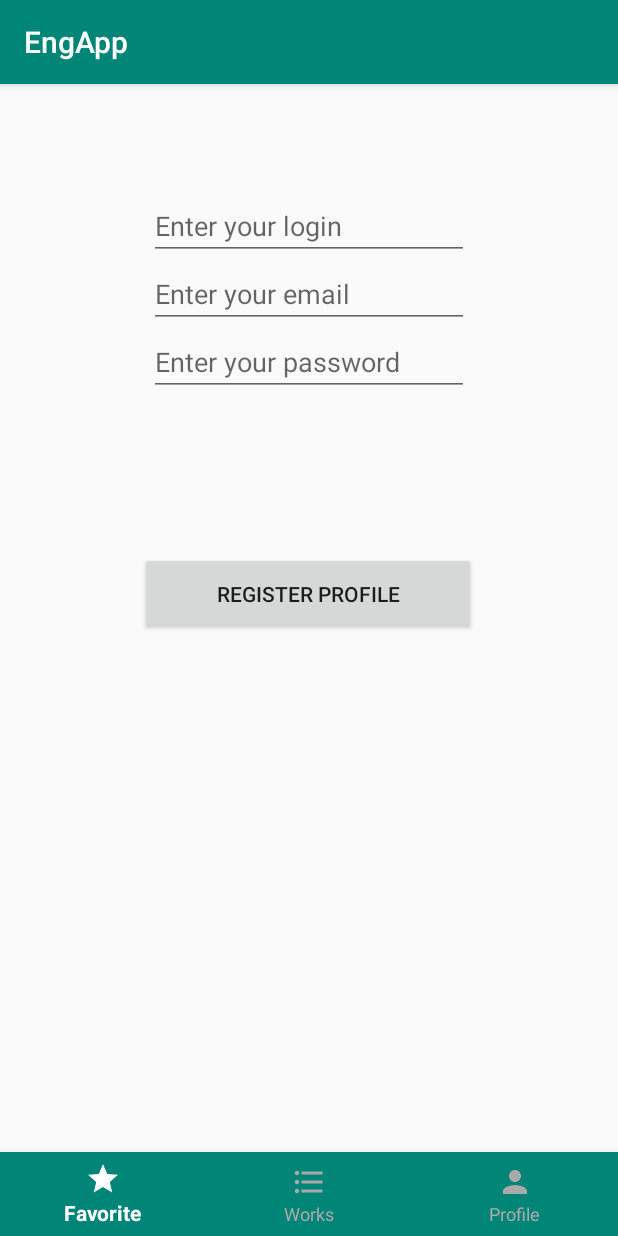
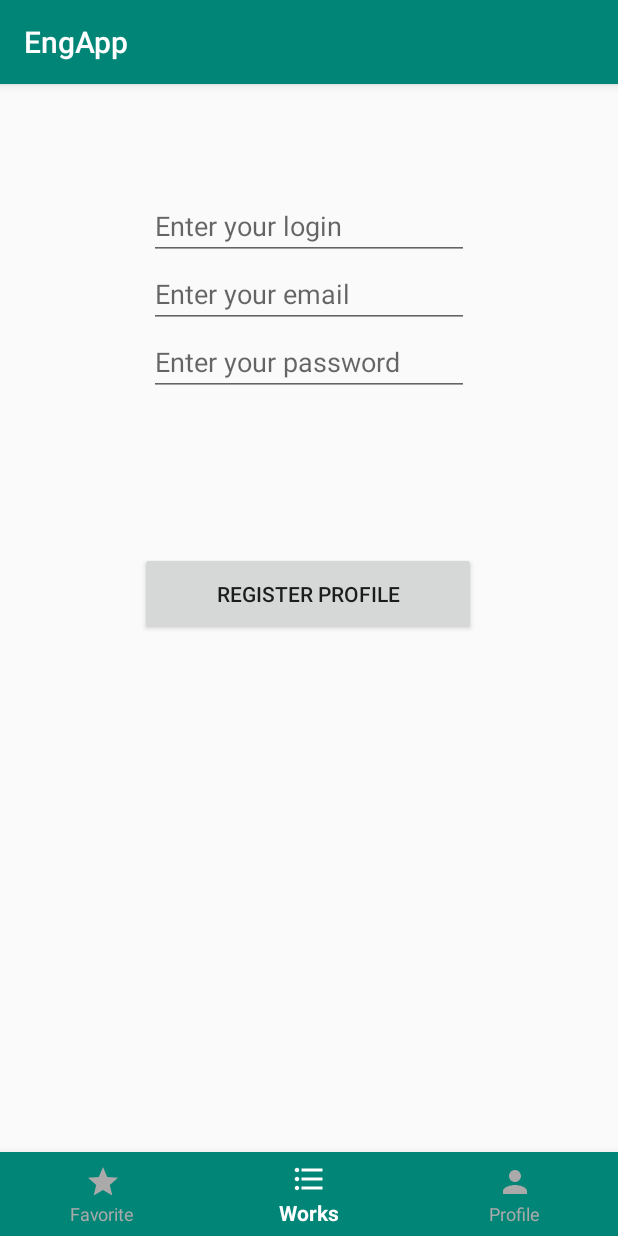
Before and after one commit to Maksim2355/EnglAppKotlin, an Android app: the AddProfileFragment screen opened through its navigation route, on a phone screen of 412 x 824 dp. Run offline under Robolectric (Android 15) with nearby library versions, the phone set to English and light mode, and no system bars; our stand-ins replace Room's generated code.

```diff
--- a/app/src/main/java/com/example/engapp/ListId.kt
+++ b/app/src/main/java/com/example/engapp/ListId.kt
@@ -33,4 +33,7 @@ class ListId(var data: String) {
     fun getList(): List<Int> {
         return listMu.toList()
     }
+    fun elemInList(item: Int) : Boolean {
+        return listMu.contains(item)
+    }
 }
--- a/app/src/main/java/com/example/engapp/MainActivity.kt
+++ b/app/src/main/java/com/example/engapp/MainActivity.kt
@@ -18,6 +18,7 @@ class MainActivity : AppCompatActivity() {
             Navigation.findNavController(this, R.id.nav_host_fragment)
         val db: AppDatabase = App.instance!!.database!!
         val userDao = db.userDao()
+        bottomNavigation.selectedItemId = R.id.works
 
         bottomNavigation.setOnNavigationItemSelectedListener { item ->
             when (item.itemId) {
--- /dev/null
+++ b/app/src/main/res/drawable/add_in_favorite.xml
@@ -0,0 +1,5 @@
+<vector android:alpha="0.99" android:height="24dp"
+    android:viewportHeight="24.0" android:viewportWidth="24.0"
+    android:width="24dp" xmlns:android="http://schemas.android.com/apk/res/android">
+    <path android:fillColor="#FF000000" android:pathData="M22,9.24l-7.19,-0.62L12,2 9.19,8.63 2,9.24l5.46,4.73L5.82,21 12,17.27 18.18,21l-1.63,-7.03L22,9.24zM12,15.4l-3.76,2.27 1,-4.28 -3.32,-2.88 4.38,-0.38L12,6.1l1.71,4.04 4.38,0.38 -3.32,2.88 1,4.28L12,15.4z"/>
+</vector>
--- /dev/null
+++ b/app/src/main/res/drawable/del_add_favorite.xml
@@ -0,0 +1,5 @@
+<vector android:height="24dp" android:tint="#E1D939"
+    android:viewportHeight="24.0" android:viewportWidth="24.0"
+    android:width="24dp" xmlns:android="http://schemas.android.com/apk/res/android">
+    <path android:fillColor="#FF000000" android:pathData="M12,17.27L18.18,21l-1.64,-7.03L22,9.24l-7.19,-0.61L12,2 9.19,8.63 2,9.24l5.46,4.73L5.82,21z"/>
+</vector>
--- /dev/null
+++ b/app/src/main/res/drawable/ic_clear_black_24dp.xml
@@ -0,0 +1,9 @@
+<vector xmlns:android="http://schemas.android.com/apk/res/android"
+        android:width="24dp"
+        android:height="24dp"
+        android:viewportWidth="24.0"
+        android:viewportHeight="24.0">
+    <path
+        android:fillColor="#FF000000"
+        android:pathData="M19,6.41L17.59,5 12,10.59 6.41,5 5,6.41 10.59,12 5,17.59 6.41,19 12,13.41 17.59,19 19,17.59 13.41,12z"/>
+</vector>
--- a/app/src/main/res/layout/activity_main.xml
+++ b/app/src/main/res/layout/activity_main.xml
@@ -6,32 +6,30 @@
     android:layout_height="match_parent"
     >
 
-    <com.google.android.material.bottomnavigation.BottomNavigationView
-        android:id="@+id/nav_view"
-        android:layout_width="0dp"
-        android:layout_height="wrap_content"
-        android:layout_marginStart="0dp"
-        android:layout_marginEnd="0dp"
-        android:background="?android:attr/windowBackground"
-        app:layout_constraintBottom_toBottomOf="parent"
-        app:layout_constraintLeft_toLeftOf="parent"
-        app:layout_constraintRight_toRightOf="parent"
-        app:itemBackground="@color/colorPrimary"
-        app:itemIconTint="@color/bottom_navigation_item_background_colors"
-        app:itemTextColor="@color/bottom_navigation_item_background_colors"
-        app:defaultNavHost="true"
-        app:menu="@menu/menu" />
-
     <fragment
         android:id="@+id/nav_host_fragment"
         android:name="androidx.navigation.fragment.NavHostFragment"
         android:layout_width="match_parent"
         android:layout_height="match_parent"
         app:defaultNavHost="true"
-        app:layout_constraintBottom_toTopOf="@id/nav_view"
+        app:layout_constraintBottom_toBottomOf="@+id/nav_view"
         app:layout_constraintLeft_toLeftOf="parent"
         app:layout_constraintRight_toRightOf="parent"
         app:layout_constraintTop_toTopOf="parent"
         app:navGraph="@navigation/navigation" />
 
+    <com.google.android.material.bottomnavigation.BottomNavigationView
+        android:id="@+id/nav_view"
+        android:layout_width="0dp"
+        android:layout_height="wrap_content"
+        android:background="?android:attr/windowBackground"
+        app:defaultNavHost="true"
+        app:itemBackground="@color/colorPrimary"
+        app:itemIconTint="@color/bottom_navigation_item_background_colors"
+        app:itemTextColor="@color/bottom_navigation_item_background_colors"
+        app:layout_constraintBottom_toBottomOf="parent"
+        app:layout_constraintLeft_toLeftOf="parent"
+        app:layout_constraintRight_toRightOf="parent"
+        app:menu="@menu/menu" />
+
 </androidx.constraintlayout.widget.ConstraintLayout>
--- a/app/src/main/res/layout/item_work.xml
+++ b/app/src/main/res/layout/item_work.xml
@@ -19,7 +19,7 @@
         android:layout_height="match_parent"
         android:layout_marginEnd="8dp"
         android:layout_marginRight="8dp"
-        android:layout_weight="12"
+        android:layout_weight="15"
         android:orientation="vertical">
 
         <TextView
@@ -38,9 +38,7 @@
         android:id="@+id/butDelAdd"
         android:layout_width="wrap_content"
         android:layout_height="wrap_content"
-        android:layout_gravity="center_vertical"
-        android:layout_marginEnd="8dp"
-        android:layout_marginRight="8dp"
+        android:background="@null"
         android:layout_weight="4" />
 
 </LinearLayout>
```
Also changed, not shown: app/src/main/java/com/example/engapp/DataAdapter.kt (+38 -12 lines), app/src/main/java/com/example/engapp/UI/FavoriteFragment.kt (+10 -1 lines), app/src/main/java/com/example/engapp/profile/AddProfileFragment.kt (+12 -5 lines), app/src/main/java/com/example/engapp/profile/AddWorkFragment.kt (+10 -3 lines), app/src/main/res/layout/fragment_element_works.xml (+5 -5 lines).
